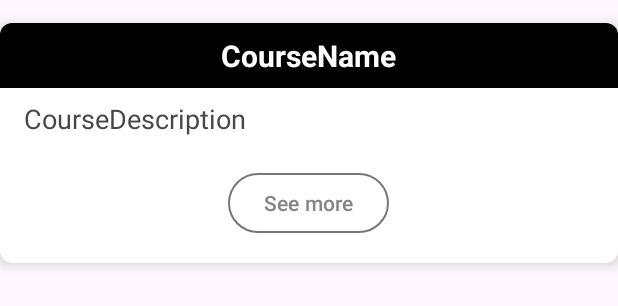
After one commit to Cybersoft-Asimov2023/asimov2023-android-mobile-application, an Android app: the layout card_course.xml on its own in the app's theme, with its tools: preview values and no code run, on a phone screen of 412 x 824 dp. The commit adds this screen. Shown: the top 306 px of the screen. Run offline under Robolectric (Android 15) with nearby library versions, the phone set to English and light mode, and no system bars.

Commit message:
feat: add teacher course adapter

```diff
--- a/app/src/main/java/com/example/android/asimov2023/ui/main/MenuActivity.kt
+++ b/app/src/main/java/com/example/android/asimov2023/ui/main/MenuActivity.kt
@@ -76,7 +76,7 @@ class MenuActivity : AppCompatActivity(), NavigationView.OnNavigationItemSelecte
             R.id.nav_courses_teacher -> supportFragmentManager.beginTransaction()
                 .replace(R.id.fragment_container, BlankFragment()).commit()
             R.id.nav_competences_teacher-> supportFragmentManager.beginTransaction()
-                .replace(R.id.fragment_container, BlankFragment()).commit()
+                .replace(R.id.fragment_container, CompetenceListFragment()).commit()
             R.id.nav_announce_teacher -> supportFragmentManager.beginTransaction()
                 .replace(R.id.fragment_container, AnnouncementsTeacherFragment()).commit()
 
--- /dev/null
+++ b/app/src/main/res/layout/card_course.xml
@@ -0,0 +1,64 @@
+<?xml version="1.0" encoding="utf-8"?>
+<androidx.cardview.widget.CardView xmlns:tools="http://schemas.android.com/tools"
+    android:id="@+id/cardCourseList"
+    xmlns:android="http://schemas.android.com/apk/res/android"
+    xmlns:app="http://schemas.android.com/apk/res-auto"
+    android:layout_width="match_parent"
+    android:layout_height="wrap_content"
+    app:cardElevation="5dp"
+    app:cardCornerRadius="8dp"
+    android:layout_marginBottom="15dp"
+    android:layout_marginTop="15dp">
+
+    <!-- Course Title -->
+    <LinearLayout
+        android:layout_width="match_parent"
+        android:layout_height="wrap_content"
+        android:orientation="horizontal"
+        android:gravity="center"
+        android:background="@color/black">
+
+        <TextView
+            android:id="@+id/txtCrsName"
+            android:layout_width="wrap_content"
+            android:layout_height="wrap_content"
+            android:paddingTop="8dp"
+            android:paddingBottom="8dp"
+            android:textAlignment="center"
+            android:textColor="@color/white"
+            android:textSize="20sp"
+            android:textStyle="bold"
+            tools:text="CourseName" />
+    </LinearLayout>
+
+    <!-- Content -->
+    <LinearLayout
+        android:layout_width="match_parent"
+        android:layout_height="wrap_content"
+        android:orientation="vertical"
+        android:padding="16dp"
+        android:gravity="start"
+        android:layout_marginTop="35dp">
+
+        <TextView
+            android:id="@+id/txtCrsDescription"
+            android:layout_width="wrap_content"
+            android:layout_height="wrap_content"
+            android:maxLines="4"
+            android:textSize="18sp"
+            tools:text="CourseDescription" />
+
+        <com.google.android.material.button.MaterialButton
+            android:id="@+id/btnToCourseInfo"
+            android:layout_width="wrap_content"
+            android:layout_height="wrap_content"
+            android:layout_gravity="center"
+            android:layout_marginTop="20dp"
+            style="?attr/materialButtonOutlinedStyle"
+            android:text="See more"
+            android:textColor="#858585"/>
+    </LinearLayout>
+
+
+
+</androidx.cardview.widget.CardView>
```
Also changed, not shown: app/src/main/java/com/example/android/asimov2023/retrofit/Model/Courses.kt (added, +8 -0 lines), app/src/main/java/com/example/android/asimov2023/ui/adapters/CourseAdapter.kt (added, +32 -0 lines), app/src/main/java/com/example/android/asimov2023/ui/main/CourseListFragment.kt (added, +23 -0 lines), app/src/main/res/layout/fragment_course_list.xml (added, +25 -0 lines).
